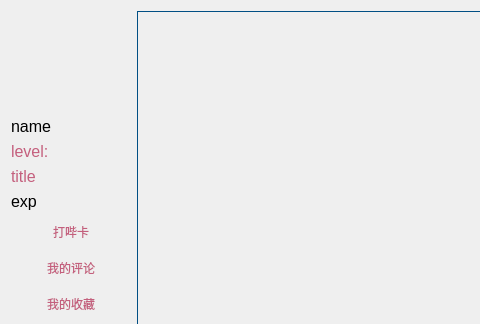
Before: the Qt Designer form ui/user.ui in tonquer/picacg-qt, drawn with Qt 5; both pictures show x 0 to 480 and y 0 to 324 of the 1053 by 792 pixel window.
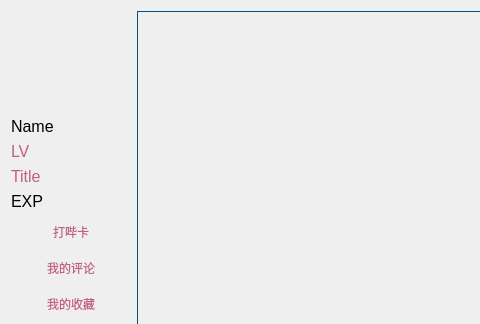
After: the same form once the commit is applied. Icons and pictures are not drawn. Custom widgets are drawn as their Qt base class.

What changed in the file:
```diff
--- a/ui/user.ui
+++ b/ui/user.ui
@@ -75,7 +75,7 @@
           </font>
          </property>
          <property name="text">
-          <string>name</string>
+          <string>Name</string>
          </property>
          <property name="alignment">
           <set>Qt::AlignLeading|Qt::AlignLeft|Qt::AlignVCenter</set>
@@ -102,7 +102,7 @@
           <string notr="true">color: rgb(196, 95, 125);</string>
          </property>
          <property name="text">
-          <string>level:</string>
+          <string>LV </string>
          </property>
          <property name="alignment">
           <set>Qt::AlignLeading|Qt::AlignLeft|Qt::AlignVCenter</set>
@@ -129,7 +129,7 @@
           <string notr="true">color: rgb(196, 95, 125);</string>
          </property>
          <property name="text">
-          <string>title</string>
+          <string>Title</string>
          </property>
          <property name="alignment">
           <set>Qt::AlignLeading|Qt::AlignLeft|Qt::AlignVCenter</set>
@@ -153,7 +153,7 @@
           </font>
          </property>
          <property name="text">
-          <string>exp</string>
+          <string>EXP</string>
          </property>
          <property name="alignment">
           <set>Qt::AlignLeading|Qt::AlignLeft|Qt::AlignVCenter</set>
```
